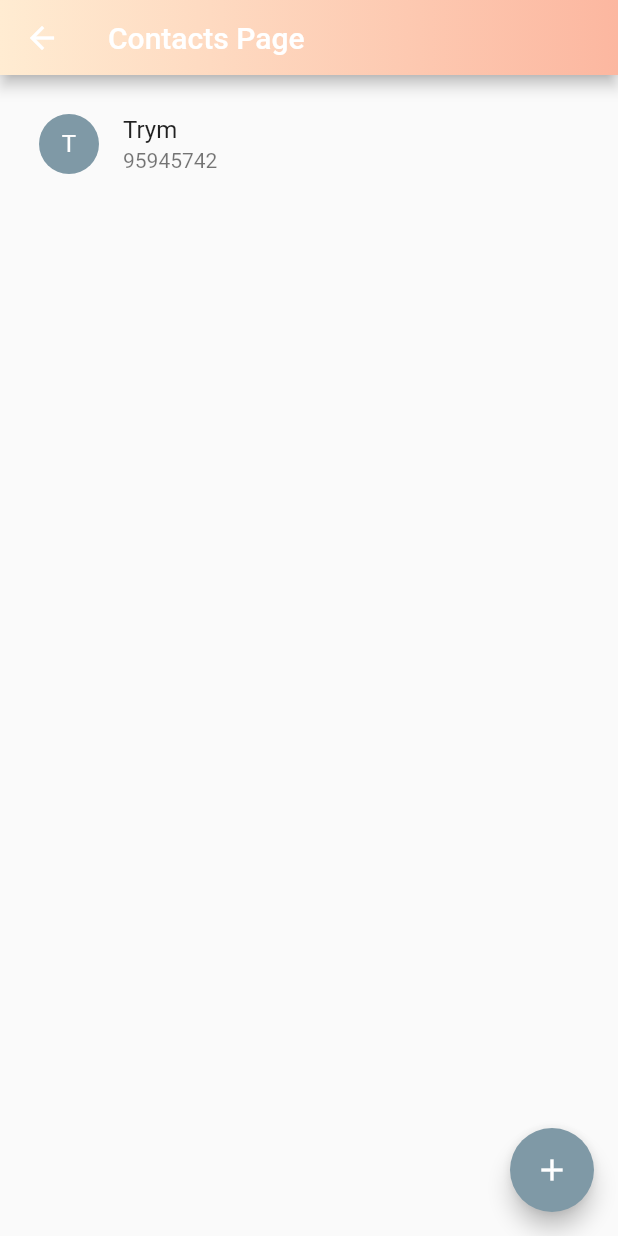
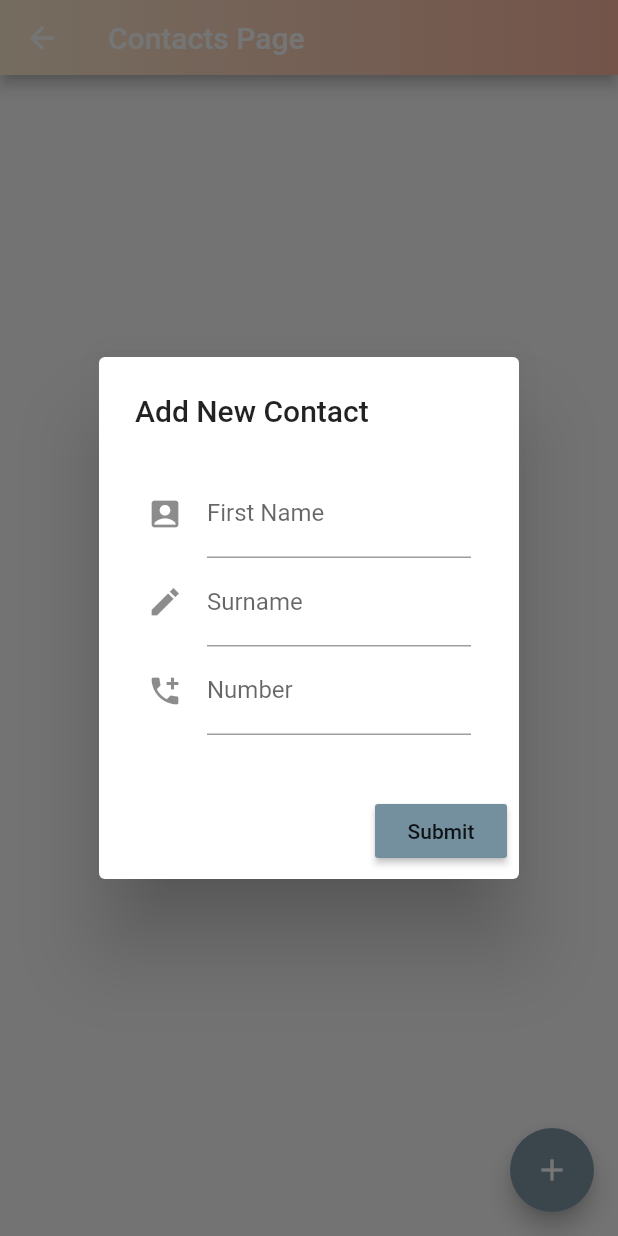
Before and after one commit to andesob/Enabled-app, a Flutter app: the contacts screen opened by its route, after a tap on the "add" icon, on a phone screen of 412 x 824 dp. Run offline on Flutter 3.47's test engine with Material 2 defaults, Android fonts, the phone set to English and light mode, and no system bars; our stand-ins replace gradient_app_bar; missing offline and left inert: gradient_text.

Commit message:
added contact item and form
Added new form for adding new contacts to the contact list and change the contactitem a bit

```diff
--- /dev/null
+++ b/lib/Contacts/ContactItem.dart
@@ -0,0 +1,31 @@
+import 'package:enabled_app/colors/colors.dart';
+import 'package:flutter/cupertino.dart';
+import 'package:flutter/material.dart';
+import 'package:url_launcher/url_launcher.dart';
+
+class ContactItem extends StatelessWidget {
+  final String firstname;
+  final String surname;
+  final String number;
+
+  ContactItem(this.firstname, this.surname, this.number);
+
+  @override
+  Widget build(BuildContext context) {
+    return Container(
+      child: ListTile(
+        onTap: () => launch("tel:" + number),
+        leading: CircleAvatar(
+          backgroundColor: Color(StaticColors.lighterSlateGray),
+          child: Text(
+            firstname[0],
+            style: TextStyle(color: Color(StaticColors.white)),
+          ),
+        ),
+        title: Text(firstname + " " + surname),
+        subtitle: Text(number),
+      ),
+    );
+    throw UnimplementedError();
+  }
+}
--- a/lib/Contacts/contacts.dart
+++ b/lib/Contacts/contacts.dart
@@ -3,6 +3,8 @@ import 'package:enabled_app/main.dart';
 import 'package:flutter/cupertino.dart';
 import 'package:flutter/material.dart';
 import 'package:gradient_app_bar/gradient_app_bar.dart';
+import 'package:url_launcher/url_launcher.dart';
+import 'ContactItem.dart';
 
 class contacts extends StatefulWidget {
   contacts({Key key, this.title}) : super(key: key);
@@ -17,7 +19,11 @@ class contacts extends StatefulWidget {
 
  */
 class _contactState extends State<contacts> {
-  List<ListItem> items = [];
+  List<ContactItem> items = [];
+  final firstNameController = TextEditingController();
+  final surnameController = TextEditingController();
+  final numberController = TextEditingController();
+
   @override
   Widget build(BuildContext context) {
     const Color lightPeach = Color(0xffffecd2);
@@ -46,22 +52,13 @@ class _contactState extends State<contacts> {
           padding: EdgeInsets.all(10),
           itemCount: items.length,
           itemBuilder: (context, index){
-            final MessageItem item = items[index];
-            return ListTile(
-              leading: CircleAvatar(
-                backgroundColor: Color(StaticColors.lighterSlateGray),
-                  child: Text(item.sender[0],
-                  style: TextStyle(color: Color(StaticColors.white)),
-                  ),
-                ),
-              title: item.buildTitle(context),
-              subtitle: item.buildSubtitle(context),
-            );
+            final ContactItem item = items[index];
+            return item;
           },
         ),
         floatingActionButton: FloatingActionButton(
           backgroundColor: Color(StaticColors.lighterSlateGray),
-          onPressed: (){ addItemToList();},
+          onPressed: (){ contactPopup();},
           child: Icon(Icons.add, color: Color(StaticColors.white),),
         ),
       ),
@@ -69,28 +66,57 @@ class _contactState extends State<contacts> {
     throw UnimplementedError();
   }
 
-  void addItemToList(){
-    setState(() {
-      items.add(MessageItem("Trym", "95945742"));
-    });
+  void contactPopup(){
+    showDialog(
+        context: context,
+        builder: (BuildContext context) {
+          return AlertDialog(
+            scrollable: true,
+            title: Text('Add New Contact'),
+            content: Padding(
+              padding: const EdgeInsets.all(8.0),
+              child: Form(
+                child: Column(
+                  children: <Widget>[
+                    TextFormField(
+                      controller: firstNameController,
+                      decoration: InputDecoration(
+                        labelText: 'First Name',
+                        icon: Icon(Icons.account_box),
+                      ),
+                    ),
+                    TextFormField(
+                      controller: surnameController,
+                      decoration: InputDecoration(
+                        labelText: 'Surname',
+                        icon: Icon(Icons.edit_sharp),
+                      ),
+                    ),
+                    TextFormField(
+                      controller: numberController,
+                      decoration: InputDecoration(
+                        labelText: 'Number',
+                        icon: Icon(Icons.add_ic_call),
+                      ),
+                    ),
+                  ],
+                ),
+              ),
+            ),
+            actions: [
+              RaisedButton(
+                  child: Text("Submit"),
+                  color: Color(StaticColors.lightSlateGray),
+                  onPressed: () {
+                    items.add(ContactItem(firstNameController.text, surnameController.text, numberController.text));
+                    firstNameController.clear();
+                    surnameController.clear();
+                    numberController.clear();
+                    Navigator.pop(context);
+                  }
+                  )
+            ],
+          );
+        });
   }
 }
-
-abstract class ListItem {
-  /// The title line to show in a list item.
-  Widget buildTitle(BuildContext context);
-
-  /// The subtitle line, if any, to show in a list item.
-  Widget buildSubtitle(BuildContext context);
-}
-
-class MessageItem implements ListItem{
-  final String sender;
-  final String body;
-
-  MessageItem(this.sender, this.body);
-
-  Widget buildTitle(BuildContext context) => Text(sender);
-
-  Widget buildSubtitle(BuildContext context) => Text(body);
-  }
--- a/pubspec.yaml
+++ b/pubspec.yaml
@@ -25,6 +25,7 @@ dependencies:
   gradient_text: ^1.0.2
   flutter:
     sdk: flutter
+  url_launcher: ^5.7.10
 
 
   # The following adds the Cupertino Icons font to your application.
```
Also changed, not shown: 2 other files.
